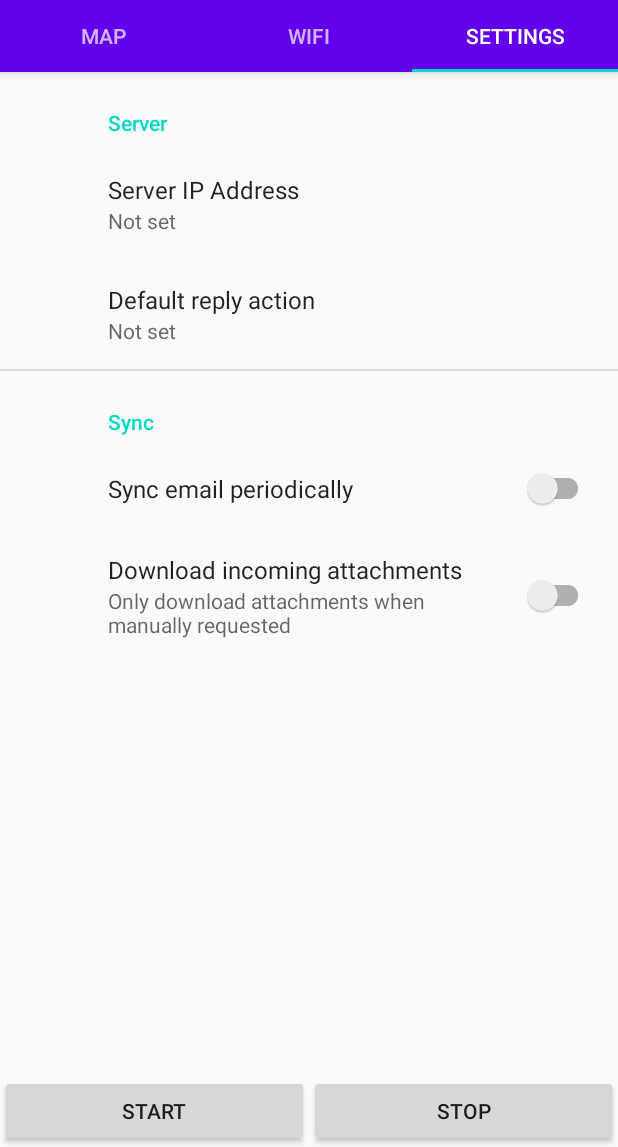
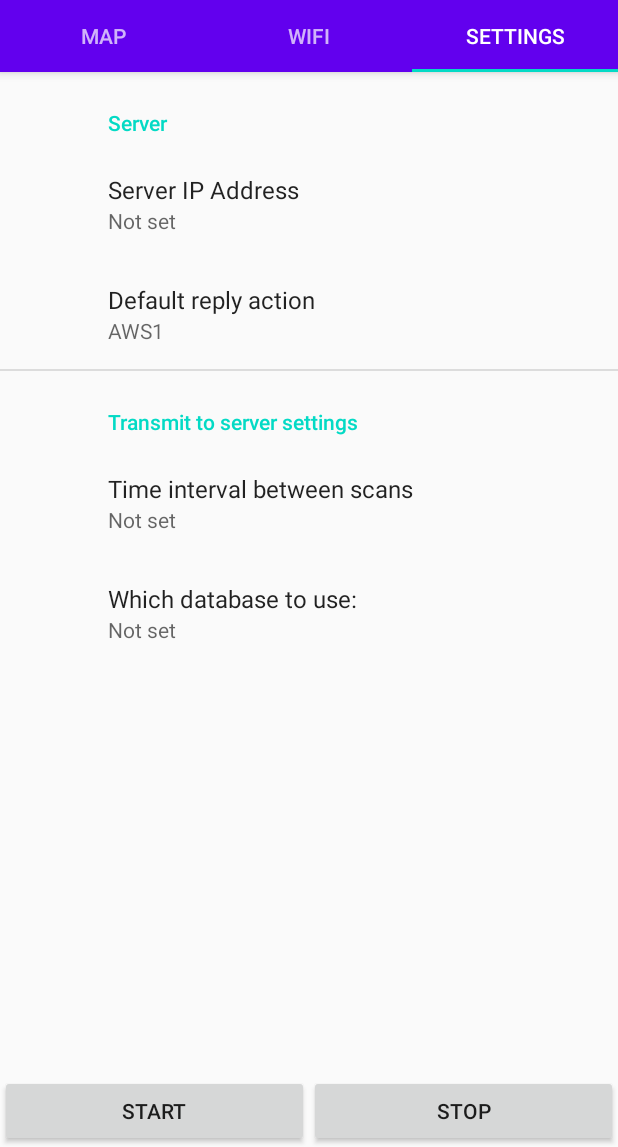
Before and after one commit to MJGibson/Exeter_Locate, an Android app: the screen it shows after launch (MainActivity), tab 3 chosen, on a phone screen of 412 x 824 dp, the part 89-1236 px from its top. Run offline under Robolectric (Android 15) with nearby library versions, the phone set to English and light mode, and no system bars; our stand-ins replace androidx.preference.

Commit message:
Attempted to added number spinner to settings for time interval between scans, but struggled due to androidx. I've set it to use a number input, but will need further error checking, or UI config. added database to settings. Set up server address, so when you select a server it displays address, unless custom

```diff
--- a/WifiMapper/app/src/main/java/com/riba2reality/wifimapper/ui/main/FirstTabFragment.java
+++ b/WifiMapper/app/src/main/java/com/riba2reality/wifimapper/ui/main/FirstTabFragment.java
@@ -56,7 +56,7 @@
 
     private static final String ARG_SECTION_NUMBER = "section_number";
 
-    private PageViewModel pageViewModel;
+    //private PageViewModel pageViewModel;
 
     static final LatLng HAMBURG = new LatLng(53.558, 9.927);
 
--- a/WifiMapper/app/src/main/res/values/arrays.xml
+++ b/WifiMapper/app/src/main/res/values/arrays.xml
@@ -7,6 +7,6 @@
 
     <string-array name="reply_values">
         <item>Custom</item>
-        <item>AWS1</item>
+        <item>35.178.191.244</item>
     </string-array>
 </resources>
--- a/WifiMapper/app/src/main/res/xml/root_preferences.xml
+++ b/WifiMapper/app/src/main/res/xml/root_preferences.xml
@@ -1,4 +1,6 @@
-<PreferenceScreen xmlns:app="http://schemas.android.com/apk/res-auto">
+<PreferenceScreen xmlns:app="http://schemas.android.com/apk/res-auto"
+
+    >
 
     <PreferenceCategory app:title="Server">
 
@@ -22,18 +24,19 @@
 
     </PreferenceCategory>
 
-    <PreferenceCategory app:title="@string/sync_header">
+    <PreferenceCategory app:title="Transmit to server settings">
 
-        <SwitchPreferenceCompat
-            app:key="sync"
-            app:title="@string/sync_title" />
+        <EditTextPreference
+            app:key="interval"
+            app:title="Time interval between scans"
+            app:useSimpleSummaryProvider="true"
+            />
 
-        <SwitchPreferenceCompat
-            app:dependency="sync"
-            app:key="attachment"
-            app:summaryOff="@string/attachment_summary_off"
-            app:summaryOn="@string/attachment_summary_on"
-            app:title="@string/attachment_title" />
+        <EditTextPreference
+            app:key="database"
+            app:title="Which database to use:"
+            app:useSimpleSummaryProvider="true"
+            />
 
     </PreferenceCategory>
 
```
Also changed, not shown: WifiMapper/app/src/main/java/com/riba2reality/wifimapper/ui/main/IPAddressPref.java (deleted, +0 -95 lines), WifiMapper/app/src/main/java/com/riba2reality/wifimapper/ui/main/PageViewModel.java (deleted, +0 -26 lines), WifiMapper/app/src/main/java/com/riba2reality/wifimapper/ui/main/SettingsFragment.java (+17 -3 lines).
